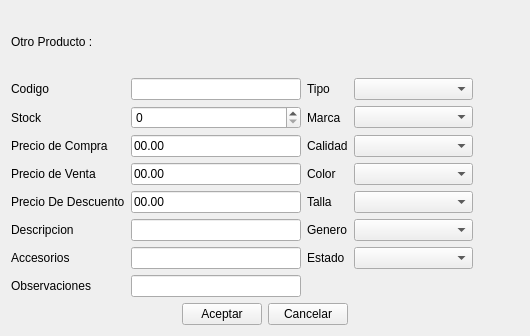
This is producto/ui_agregarotros.ui in rodety/Jireh as Qt 5 draws it before an edit. The edited form follows.
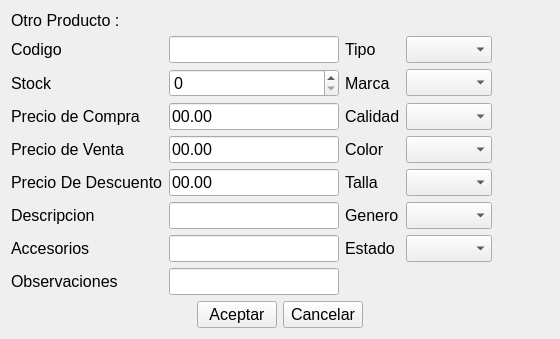
This is the edited form. Icons and pictures are not drawn. Custom widgets are drawn as their Qt base class.

Diff of the .ui file:
```diff
--- a/producto/ui_agregarotros.ui
+++ b/producto/ui_agregarotros.ui
@@ -10,6 +10,11 @@
     <height>336</height>
    </rect>
   </property>
+  <property name="font">
+   <font>
+    <pointsize>12</pointsize>
+   </font>
+  </property>
   <property name="windowTitle">
    <string>Form</string>
   </property>
```
Left out of the diff: 14 changed lines with no effect on the pictures.
